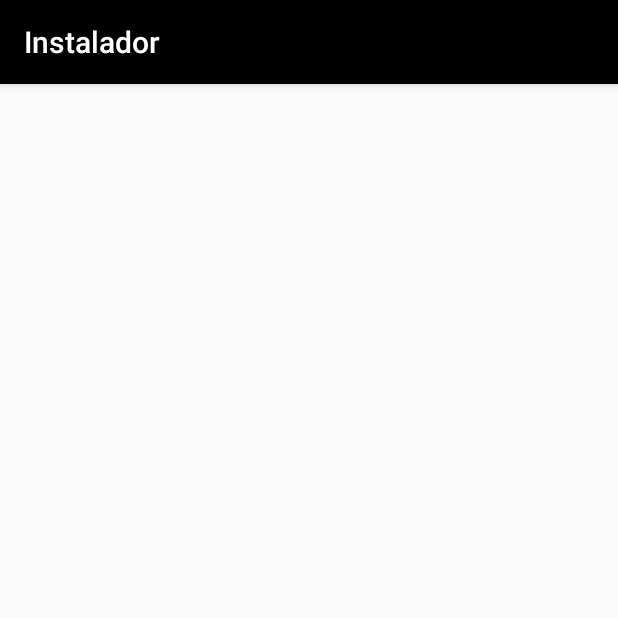
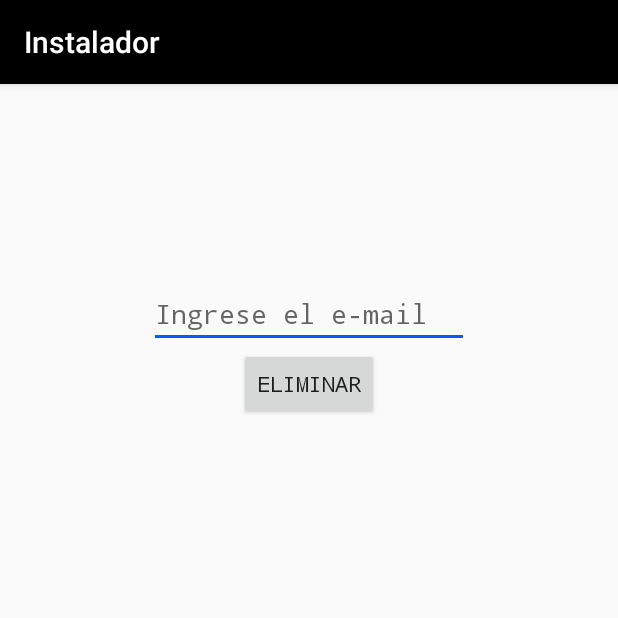
Before and after one commit to PabloSorzano/Instalador_AP, an Android app: the screen it shows after launch (Eliminar), after a tap on an icon or button, on a phone screen of 412 x 824 dp, the top half of it. Run offline under Robolectric (Android 15) with nearby library versions, the phone set to English and light mode, and no system bars; 1 statement that could not run was skipped.

```diff
--- a/app/src/main/java/ipn/cecyt9/instalador_pa/Casa.java
+++ b/app/src/main/java/ipn/cecyt9/instalador_pa/Casa.java
@@ -222,7 +222,7 @@ public class Casa extends AppCompatActivity{
             latitud.append("-");
             latitud.setEnabled(true);
             latitud.setInputType(InputType.TYPE_CLASS_NUMBER | InputType.TYPE_NUMBER_FLAG_DECIMAL);
-        }else if(minLat%2!=0){
+        }else{
             latitud.setText("");
             latitud.append("+");
             latitud.setEnabled(true);
@@ -237,7 +237,7 @@ public class Casa extends AppCompatActivity{
             longitud.append("-");
             longitud.setEnabled(true);
             longitud.setInputType(InputType.TYPE_CLASS_NUMBER | InputType.TYPE_NUMBER_FLAG_DECIMAL);
-        }else if(minLong%2!=0){
+        }else{
             longitud.setText("");
             longitud.append("+");
             longitud.setEnabled(true);
--- a/app/src/main/java/ipn/cecyt9/instalador_pa/data/SmartHouseDBHelper.java
+++ b/app/src/main/java/ipn/cecyt9/instalador_pa/data/SmartHouseDBHelper.java
@@ -256,6 +256,136 @@ public class SmartHouseDBHelper extends SQLiteOpenHelper {
         }
         System.out.println(mensaje);
 
+        //usuario 2
+        //
+        //
+        //
+
+        values = new ContentValues();
+        values.put(SmartConstract.UsrEntry.ID_USUARIO, 2);
+        values.put(SmartConstract.UsrEntry.NAME_USUARIO, "Yared");
+        values.put(SmartConstract.UsrEntry.APELLIDO_PATERNO, "Morena");
+        values.put(SmartConstract.UsrEntry.APELLIDO_MATERNO, "Mia");
+        values.put(SmartConstract.UsrEntry.TELEFONO_MOVIL, "1234512345");
+        values.put(SmartConstract.UsrEntry.EMAIL, "yared@gmail.com");
+        values.put(SmartConstract.UsrEntry.CONTRASEÑA, "pequeña");
+        try{
+            //Se intenta meter el arreglo de datos a la base de datos
+            db.insertOrThrow(SmartConstract.UsrEntry.TABLE_NAME,null,values);
+            mensaje = "Usuario guardado con exito";
+        }catch (SQLException e){
+            //Si no se puede mandara el sistema mensaje de error
+            mensaje = "Error, " + e.getMessage();
+        }
+        System.out.println(mensaje);
+
+        values = new ContentValues();
+        values.put(SmartConstract.CasaEntry.ID_CASA, 2);
+        values.put(SmartConstract.CasaEntry.ID_USUARIO, 2);
+        values.put(SmartConstract.CasaEntry.COORDENADAS, "(lat: -56.0, long: 78.6)");
+        values.put(SmartConstract.CasaEntry.ESTADO, "Mexico");
+        values.put(SmartConstract.CasaEntry.MUNICIPIO, "Naucalpan");
+        values.put(SmartConstract.CasaEntry.CODIGO_POSTAL, "12345");
+        values.put(SmartConstract.CasaEntry.COLONIA, "La chingada");
+        values.put(SmartConstract.CasaEntry.CALLE, "Muerte");
+        values.put(SmartConstract.CasaEntry.NUMERO_INTERIOR, "24");
+        try{
+            //Se intenta meter el arreglo de datos a la base de datos
+            db.insertOrThrow(SmartConstract.CasaEntry.TABLE_NAME,null,values);
+            mensaje = "Casa guardada con exito";
+        }catch (SQLException e){
+            //Si no se puede mandara el sistema mensaje de error
+            mensaje = "Error, " + e.getMessage();
+        }
+        System.out.println(mensaje);
+
+        values = new ContentValues();
+        values.put(SmartConstract.CuartoEntry.ID_CUARTO, 3);
+        values.put(SmartConstract.CuartoEntry.ID_CASA, 2);
+        values.put(SmartConstract.CuartoEntry.NOMBRE_CUARTO, "Sala");
+        values.put(SmartConstract.CuartoEntry.NUMERO_PISO, "1");
+        values.put(SmartConstract.CuartoEntry.OBSERVACION, "");
+        try{
+            //Se intenta meter el arreglo de datos a la base de datos
+            db.insertOrThrow(SmartConstract.CuartoEntry.TABLE_NAME,null,values);
+            mensaje = "Cuarto guardado con exito";
+        }catch (SQLException e){
+            //Si no se puede mandara el sistema mensaje de error
+            mensaje = "Error, " + e.getMessage();
+        }
+        System.out.println(mensaje);
+
+        values = new ContentValues();
+        values.put(SmartConstract.CuartoEntry.ID_CUARTO, 4);
+        values.put(SmartConstract.CuartoEntry.ID_CASA, 2);
+        values.put(SmartConstract.CuartoEntry.NOMBRE_CUARTO, "Comedor");
+        values.put(SmartConstract.CuartoEntry.NUMERO_PISO, "1");
+        values.put(SmartConstract.CuartoEntry.OBSERVACION, "");
+        try{
+            //Se intenta meter el arreglo de datos a la base de datos
+            db.insertOrThrow(SmartConstract.CuartoEntry.TABLE_NAME,null,values);
+            mensaje = "Cuarto guardado con exito";
+        }catch (SQLException e){
+            //Si no se puede mandara el sistema mensaje de error
+            mensaje = "Error, " + e.getMessage();
+        }
+        System.out.println(mensaje);
+
+        values = new ContentValues();
+        values.put(SmartConstract.CuartoDispEntry.ID_CUARTO_DISP, 5);
+        values.put(SmartConstract.CuartoDispEntry.ID_CUARTO, 3);
+        values.put(SmartConstract.CuartoDispEntry.ID_TIPO_DISP, 1);
+        try{
+            //Se intenta meter el arreglo de datos a la base de datos
+            db.insertOrThrow(SmartConstract.CuartoDispEntry.TABLE_NAME,null,values);
+            mensaje = "Dispositivo guardado con exito";
+        }catch (SQLException e){
+            //Si no se puede mandara el sistema mensaje de error
+            mensaje = "Error, " + e.getMessage();
+        }
+        System.out.println(mensaje);
+
+        values = new ContentValues();
+        values.put(SmartConstract.CuartoDispEntry.ID_CUARTO_DISP, 6);
+        values.put(SmartConstract.CuartoDispEntry.ID_CUARTO, 3);
+        values.put(SmartConstract.CuartoDispEntry.ID_TIPO_DISP, 2);
+        try{
+            //Se intenta meter el arreglo de datos a la base de datos
+            db.insertOrThrow(SmartConstract.CuartoDispEntry.TABLE_NAME,null,values);
+            mensaje = "Dispositivo guardado con exito";
+        }catch (SQLException e){
+            //Si no se puede mandara el sistema mensaje de error
+            mensaje = "Error, " + e.getMessage();
+        }
+        System.out.println(mensaje);
+
+        values = new ContentValues();
+        values.put(SmartConstract.CuartoDispEntry.ID_CUARTO_DISP, 7);
+        values.put(SmartConstract.CuartoDispEntry.ID_CUARTO, 3);
+        values.put(SmartConstract.CuartoDispEntry.ID_TIPO_DISP, 3);
+        try{
+            //Se intenta meter el arreglo de datos a la base de datos
+            db.insertOrThrow(SmartConstract.CuartoDispEntry.TABLE_NAME,null,values);
+            mensaje = "Dispositivo guardado con exito";
+        }catch (SQLException e){
+            //Si no se puede mandara el sistema mensaje de error
+            mensaje = "Error, " + e.getMessage();
+        }
+        System.out.println(mensaje);
+
+        values = new ContentValues();
+        values.put(SmartConstract.CuartoDispEntry.ID_CUARTO_DISP, 8);
+        values.put(SmartConstract.CuartoDispEntry.ID_CUARTO, 3);
+        values.put(SmartConstract.CuartoDispEntry.ID_TIPO_DISP, 4);
+        try{
+            //Se intenta meter el arreglo de datos a la base de datos
+            db.insertOrThrow(SmartConstract.CuartoDispEntry.TABLE_NAME,null,values);
+            mensaje = "Dispositivo guardado con exito";
+        }catch (SQLException e){
+            //Si no se puede mandara el sistema mensaje de error
+            mensaje = "Error, " + e.getMessage();
+        }
+        System.out.println(mensaje);
 
     }
 
--- a/app/src/main/res/layout/activity_eliminar.xml
+++ b/app/src/main/res/layout/activity_eliminar.xml
@@ -1,9 +1,71 @@
 <?xml version="1.0" encoding="utf-8"?>
-<android.support.constraint.ConstraintLayout xmlns:android="http://schemas.android.com/apk/res/android"
+<LinearLayout xmlns:android="http://schemas.android.com/apk/res/android"
     xmlns:app="http://schemas.android.com/apk/res-auto"
     xmlns:tools="http://schemas.android.com/tools"
     android:layout_width="match_parent"
     android:layout_height="match_parent"
-    tools:context=".Eliminar">
+    tools:context=".Eliminar"
+    android:orientation="vertical"
+    android:weightSum="1"
+    >
+    <RelativeLayout
+        android:layout_width="wrap_content"
+        android:layout_height="wrap_content"
+        android:layout_weight=".175"></RelativeLayout>
 
-</android.support.constraint.ConstraintLayout>
+    <RelativeLayout
+        android:layout_width="match_parent"
+        android:layout_height="wrap_content"
+        android:layout_weight=".05">
+
+
+        <EditText
+            android:id="@+id/mail"
+            android:layout_width="wrap_content"
+            android:layout_height="wrap_content"
+            android:layout_alignParentTop="true"
+            android:layout_centerHorizontal="true"
+            android:layout_marginTop="15dp"
+            android:ems="10"
+            android:hint="Ingrese el e-mail"
+            android:inputType="textEmailAddress"
+            android:typeface="monospace" />
+
+        <Button
+            android:id="@+id/delete"
+            android:layout_width="wrap_content"
+            android:layout_height="wrap_content"
+            android:layout_below="@+id/mail"
+            android:layout_centerHorizontal="true"
+            android:text="ELIMINAR"
+            android:typeface="monospace"
+            app:layout_constraintStart_toStartOf="@+id/mail"
+            app:layout_constraintTop_toBottomOf="@+id/mail" />
+
+
+
+
+    </RelativeLayout>
+
+
+
+    <RelativeLayout
+        android:layout_width="wrap_content"
+        android:layout_height="wrap_content"
+        android:layout_weight=".775">
+<!--
+        <ImageView
+            android:id="@+id/imageView"
+            android:layout_width="match_parent"
+            android:layout_height="wrap_content"
+            android:layout_alignParentStart="true"
+            android:layout_centerVertical="true"
+            android:layout_weight=".175"
+            android:scaleType="centerInside"
+            app:srcCompat="@drawable/delete" />
+            -->
+    </RelativeLayout>
+
+
+
+</LinearLayout>
```
Also changed, not shown: app/src/main/java/ipn/cecyt9/instalador_pa/Consultar.java (+4 -7 lines), app/src/main/java/ipn/cecyt9/instalador_pa/Cuarto.java (+7 -3 lines), app/src/main/java/ipn/cecyt9/instalador_pa/Eliminar.java (+274 -0 lines), app/src/main/res/drawable/delete.png (added).
